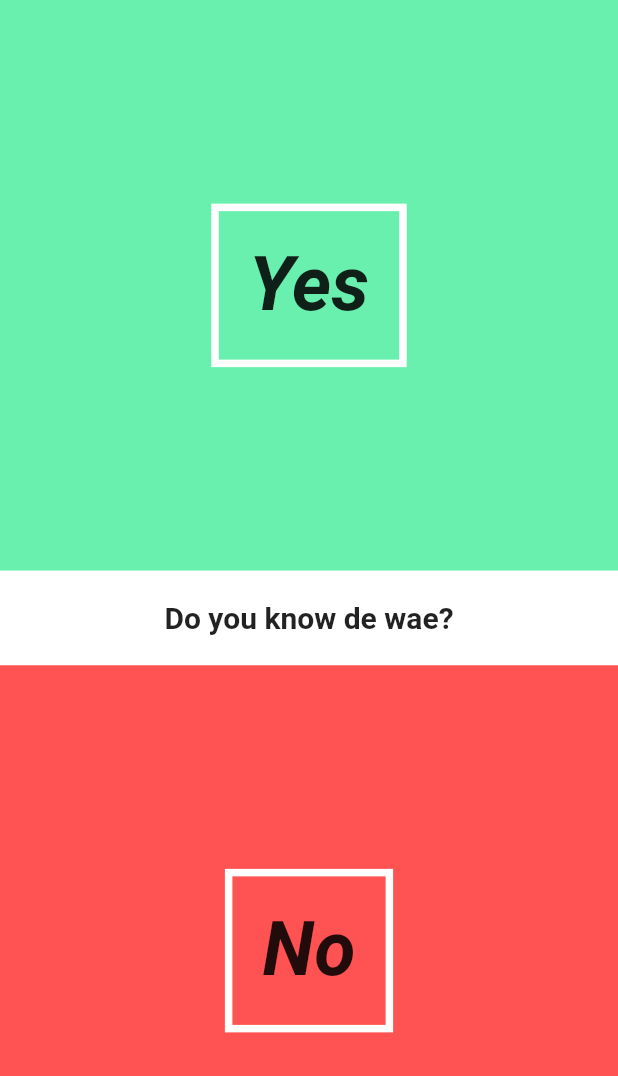
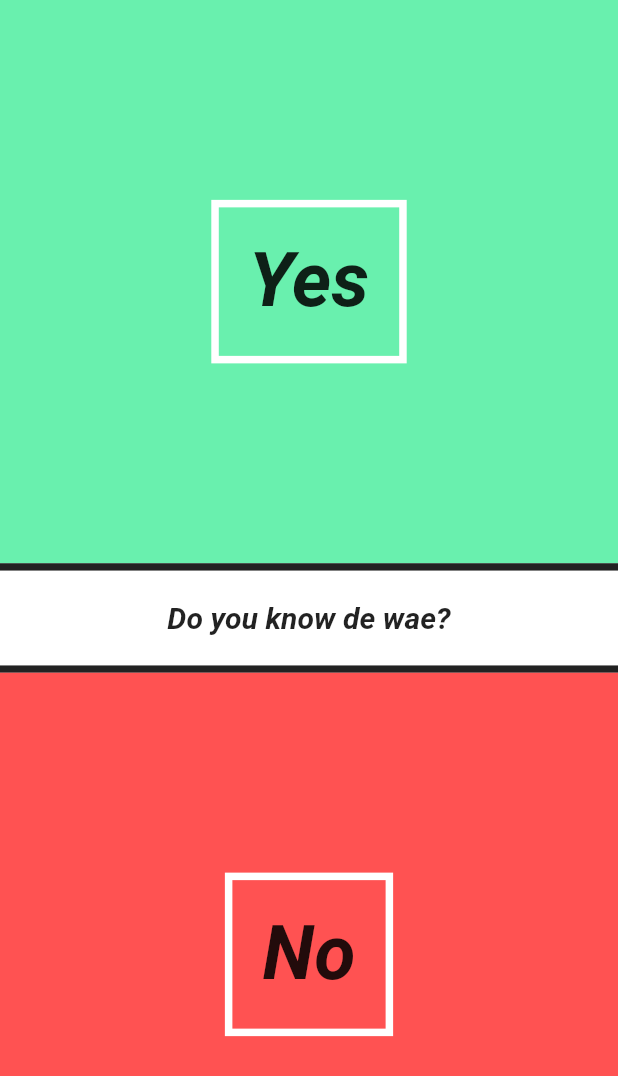
Before and after one commit to FIN-THE-HUMAN/TestFlutter, a Flutter app: the screen it shows after launch, on a phone screen of 412 x 824 dp. Shown: the top 1076 px of the screen. Run offline on Flutter 3.47's test engine with Material 2 defaults, Android fonts, the phone set to English and light mode, and no system bars.

Commit message:
Added question text component

```diff
--- a/lib/UI/answer_button_data.dart
+++ b/lib/UI/answer_button_data.dart
@@ -21,15 +21,15 @@ class AnswerButton extends StatelessWidget {
               decoration: new BoxDecoration(
                 border: new Border.all(color: Colors.white, width: 5.0)
               ),
-              padding: new EdgeInsets.all(20.0),
-              child: new Text(
+            padding: new EdgeInsets.all(20.0),
+            child: new Text(
                 buttonText,
                 style: new TextStyle(
                   color:  Colors.black87,
                   fontSize:  50.0,
                   fontWeight: FontWeight.bold,
                   fontStyle:  FontStyle.italic
-                  )
+                )
               ),
             ),
           ),
--- /dev/null
+++ b/lib/UI/question_text.dart
@@ -0,0 +1,32 @@
+import 'package:flutter/material.dart';
+
+class QuestionText extends StatefulWidget {
+
+  final String _question;
+  final int _questionNumber;
+
+  QuestionText(this._question, this._questionNumber);
+
+  @override
+  State createState() => new QuestionTextState();
+}
+
+class QuestionTextState extends State<QuestionText> {
+  @override
+  Widget build(BuildContext context){
+    return new Container(
+    decoration: new BoxDecoration(
+      border: new Border(top: new BorderSide(color: Colors.black87, width: 5.0), bottom: new BorderSide(color: Colors.black87, width: 5.0)),
+    ),
+    child: new Material(
+     color:  Colors.white,
+      child: new Padding(
+        padding: new EdgeInsets.symmetric(vertical:20.0),
+        child: new Center(
+            child: new Text(widget._question.toString(), style: new TextStyle(color: Colors.black87, fontWeight: FontWeight.bold, fontSize: 20.0, fontStyle: FontStyle.italic ),),
+        ),
+      ),
+    )
+    );
+  }
+}
--- a/lib/pages/quiz_page.dart
+++ b/lib/pages/quiz_page.dart
@@ -4,7 +4,7 @@ import '../utils/question.dart';
 import '../utils/quiz.dart';
 
 import '../UI/answer_button_data.dart';
-
+import '../UI/question_text.dart';
 class QuizPage extends StatefulWidget {
   @override
   State createState() => new QuizPageState();
@@ -18,15 +18,7 @@ class QuizPageState extends State<QuizPage> {
         new Column(
           children: <Widget>[
             new AnswerButton("Yes", true, Colors.greenAccent, () { print("Your answer is right");}),
-            new Material(
-              color:  Colors.white,
-              child: new Padding(
-                padding: new EdgeInsets.symmetric(vertical:20.0),
-                child: new Center(
-                  child: new Text("Do you know de wae?", style: new TextStyle(fontSize: 20.0, fontWeight: FontWeight.bold),),
-                ),
-              ),
-            ),
+            new QuestionText("Do you know de wae?", 1),
             new AnswerButton("No", false, Colors.redAccent,() {print("Your answer is NOT right");}),
           ],
         )
```
